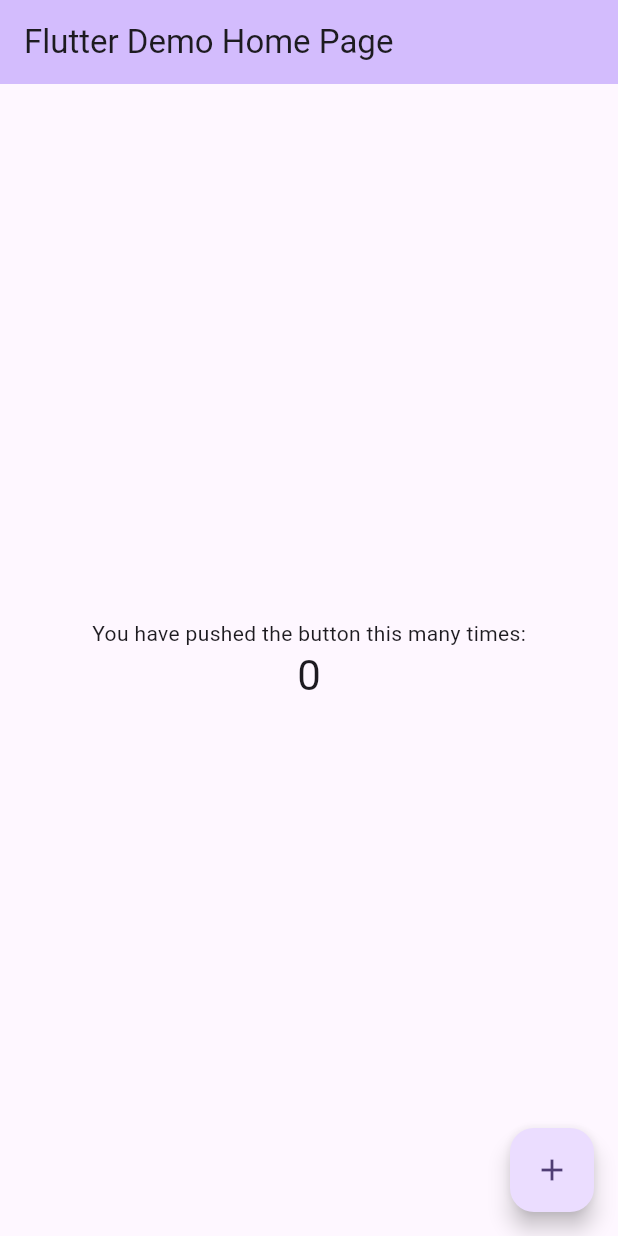
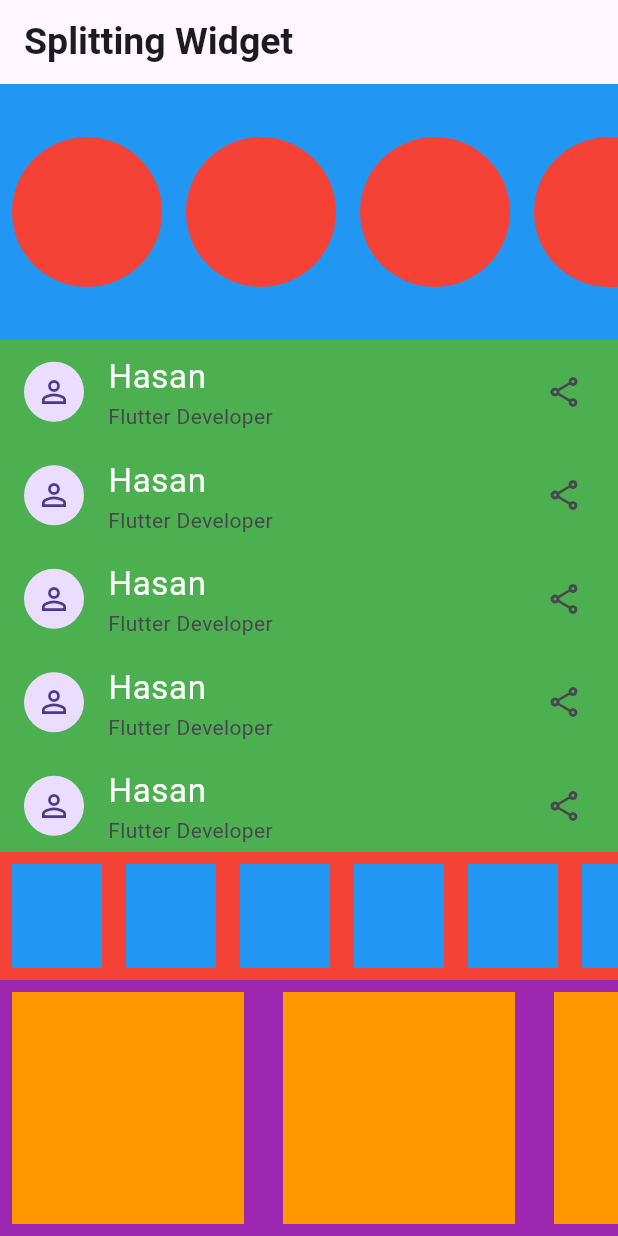
Before and after one commit to alhasann351/splitting_the_app_into_widget, a Flutter app: the screen it shows after launch, on a phone screen of 412 x 824 dp. Run offline on Flutter 3.47's test engine with Material 3 defaults, Android fonts, the phone set to English and light mode, and no system bars.

Commit message:
basic design

```diff
--- a/lib/main.dart
+++ b/lib/main.dart
@@ -1,3 +1,4 @@
+import 'package:flutter/cupertino.dart';
 import 'package:flutter/material.dart';
 
 void main() {
@@ -10,116 +11,122 @@ class MyApp extends StatelessWidget {
   // This widget is the root of your application.
   @override
   Widget build(BuildContext context) {
-    return MaterialApp(
-      title: 'Flutter Demo',
-      theme: ThemeData(
-        // This is the theme of your application.
-        //
-        // TRY THIS: Try running your application with "flutter run". You'll see
-        // the application has a purple toolbar. Then, without quitting the app,
-        // try changing the seedColor in the colorScheme below to Colors.green
-        // and then invoke "hot reload" (save your changes or press the "hot
-        // reload" button in a Flutter-supported IDE, or press "r" if you used
-        // the command line to start the app).
-        //
-        // Notice that the counter didn't reset back to zero; the application
-        // state is not lost during the reload. To reset the state, use hot
-        // restart instead.
-        //
-        // This works for code too, not just values: Most code changes can be
-        // tested with just a hot reload.
-        colorScheme: ColorScheme.fromSeed(seedColor: Colors.deepPurple),
-        useMaterial3: true,
-      ),
-      home: const MyHomePage(title: 'Flutter Demo Home Page'),
+    return const MaterialApp(
+      debugShowCheckedModeBanner: false,
+      home: MyHomePage(),
     );
   }
 }
 
 class MyHomePage extends StatefulWidget {
-  const MyHomePage({super.key, required this.title});
-
-  // This widget is the home page of your application. It is stateful, meaning
-  // that it has a State object (defined below) that contains fields that affect
-  // how it looks.
-
-  // This class is the configuration for the state. It holds the values (in this
-  // case the title) provided by the parent (in this case the App widget) and
-  // used by the build method of the State. Fields in a Widget subclass are
-  // always marked "final".
-
-  final String title;
+  const MyHomePage({super.key});
 
   @override
   State<MyHomePage> createState() => _MyHomePageState();
 }
 
 class _MyHomePageState extends State<MyHomePage> {
-  int _counter = 0;
-
-  void _incrementCounter() {
-    setState(() {
-      // This call to setState tells the Flutter framework that something has
-      // changed in this State, which causes it to rerun the build method below
-      // so that the display can reflect the updated values. If we changed
-      // _counter without calling setState(), then the build method would not be
-      // called again, and so nothing would appear to happen.
-      _counter++;
-    });
-  }
-
   @override
   Widget build(BuildContext context) {
-    // This method is rerun every time setState is called, for instance as done
-    // by the _incrementCounter method above.
-    //
-    // The Flutter framework has been optimized to make rerunning build methods
-    // fast, so that you can just rebuild anything that needs updating rather
-    // than having to individually change instances of widgets.
     return Scaffold(
       appBar: AppBar(
-        // TRY THIS: Try changing the color here to a specific color (to
-        // Colors.amber, perhaps?) and trigger a hot reload to see the AppBar
-        // change color while the other colors stay the same.
-        backgroundColor: Theme.of(context).colorScheme.inversePrimary,
-        // Here we take the value from the MyHomePage object that was created by
-        // the App.build method, and use it to set our appbar title.
-        title: Text(widget.title),
+        title: const Text(
+          'Splitting Widget',
+          style: TextStyle(
+            fontSize: 25,
+            fontWeight: FontWeight.bold,
+          ),
+        ),
       ),
       body: Center(
-        // Center is a layout widget. It takes a single child and positions it
-        // in the middle of the parent.
         child: Column(
-          // Column is also a layout widget. It takes a list of children and
-          // arranges them vertically. By default, it sizes itself to fit its
-          // children horizontally, and tries to be as tall as its parent.
-          //
-          // Column has various properties to control how it sizes itself and
-          // how it positions its children. Here we use mainAxisAlignment to
-          // center the children vertically; the main axis here is the vertical
-          // axis because Columns are vertical (the cross axis would be
-          // horizontal).
-          //
-          // TRY THIS: Invoke "debug painting" (choose the "Toggle Debug Paint"
-          // action in the IDE, or press "p" in the console), to see the
-          // wireframe for each widget.
-          mainAxisAlignment: MainAxisAlignment.center,
-          children: <Widget>[
-            const Text(
-              'You have pushed the button this many times:',
+          //mainAxisAlignment: MainAxisAlignment.center,
+          children: [
+            Expanded(
+              flex: 2,
+              child: Container(
+                color: Colors.blue,
+                child: ListView.builder(
+                  itemBuilder: (context, index) => const Padding(
+                    padding: EdgeInsets.all(8.0),
+                    child: SizedBox(
+                      width: 100,
+                      child: CircleAvatar(
+                        backgroundColor: Colors.red,
+                      ),
+                    ),
+                  ),
+                  itemCount: 10,
+                  scrollDirection: Axis.horizontal,
+                ),
+              ),
             ),
-            Text(
-              '$_counter',
-              style: Theme.of(context).textTheme.headlineMedium,
+            Expanded(
+              flex: 4,
+              child: Container(
+                color: Colors.green,
+                child: ListView.builder(
+                  itemBuilder: (context, index) => const ListTile(
+                    title: Text(
+                      'Hasan',
+                      style: TextStyle(
+                        color: Colors.white,
+                        fontSize: 22,
+                      ),
+                    ),
+                    subtitle: Text('Flutter Developer'),
+                    leading: CircleAvatar(child: Icon(Icons.person_outline)),
+                    trailing: Icon(Icons.share_outlined),
+                  ),
+                  itemCount: 10,
+                  //scrollDirection: Axis.horizontal,
+                ),
+              ),
+            ),
+            Expanded(
+              flex: 1,
+              child: Container(
+                color: Colors.red,
+                child: ListView.builder(
+                  itemBuilder: (context, index) => Padding(
+                    padding: const EdgeInsets.all(8.0),
+                    child: Container(
+                      color: Colors.blue,
+                      height: 60,
+                      width: 60,
+                    ),
+                  ),
+                  itemCount: 10,
+                  scrollDirection: Axis.horizontal,
+                ),
+              ),
+            ),
+            Expanded(
+              flex: 2,
+              child: Container(
+                color: Colors.purple,
+                child: GridView.builder(
+                  gridDelegate: const SliverGridDelegateWithMaxCrossAxisExtent(
+                    maxCrossAxisExtent: 200,
+                    crossAxisSpacing: 10,
+                    mainAxisSpacing: 10,
+                  ),
+                  itemBuilder: (context, index) => Padding(
+                    padding: const EdgeInsets.all(8.0),
+                    child: Container(
+                      color: Colors.orange,
+                      width: 100,
+                      height: 100,
+                    ),
+                  ),
+                  itemCount: 10,
+                  scrollDirection: Axis.horizontal,
+                ),
+              ),
             ),
           ],
         ),
       ),
-      floatingActionButton: FloatingActionButton(
-        onPressed: _incrementCounter,
-        tooltip: 'Increment',
-        child: const Icon(Icons.add),
-      ), // This trailing comma makes auto-formatting nicer for build methods.
     );
   }
 }
```
